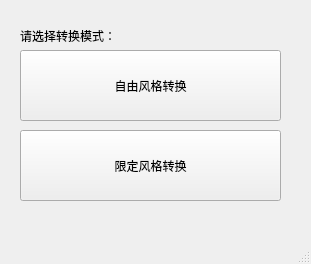
Above: aitrans/mainwindow.ui from zsplj/AI_intro-ui before the change. Below: the same form after it.
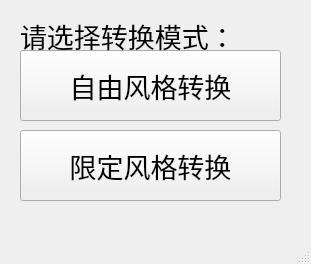
That is the form after the change.

Diff of the .ui file:
```diff
--- a/aitrans/mainwindow.ui
+++ b/aitrans/mainwindow.ui
@@ -23,6 +23,12 @@
       <height>71</height>
      </rect>
     </property>
+    <property name="font">
+     <font>
+      <family>华文新魏</family>
+      <pointsize>20</pointsize>
+     </font>
+    </property>
     <property name="text">
      <string>自由风格转换</string>
     </property>
@@ -36,6 +42,12 @@
       <height>71</height>
      </rect>
     </property>
+    <property name="font">
+     <font>
+      <family>华文新魏</family>
+      <pointsize>20</pointsize>
+     </font>
+    </property>
     <property name="text">
      <string>限定风格转换</string>
     </property>
@@ -45,10 +57,16 @@
      <rect>
       <x>20</x>
       <y>20</y>
-      <width>121</width>
+      <width>221</width>
       <height>31</height>
      </rect>
     </property>
+    <property name="font">
+     <font>
+      <family>华文新魏</family>
+      <pointsize>20</pointsize>
+     </font>
+    </property>
     <property name="text">
      <string>请选择转换模式：</string>
     </property>
```
Left out of the diff: 2 changed lines with no effect on the pictures.
